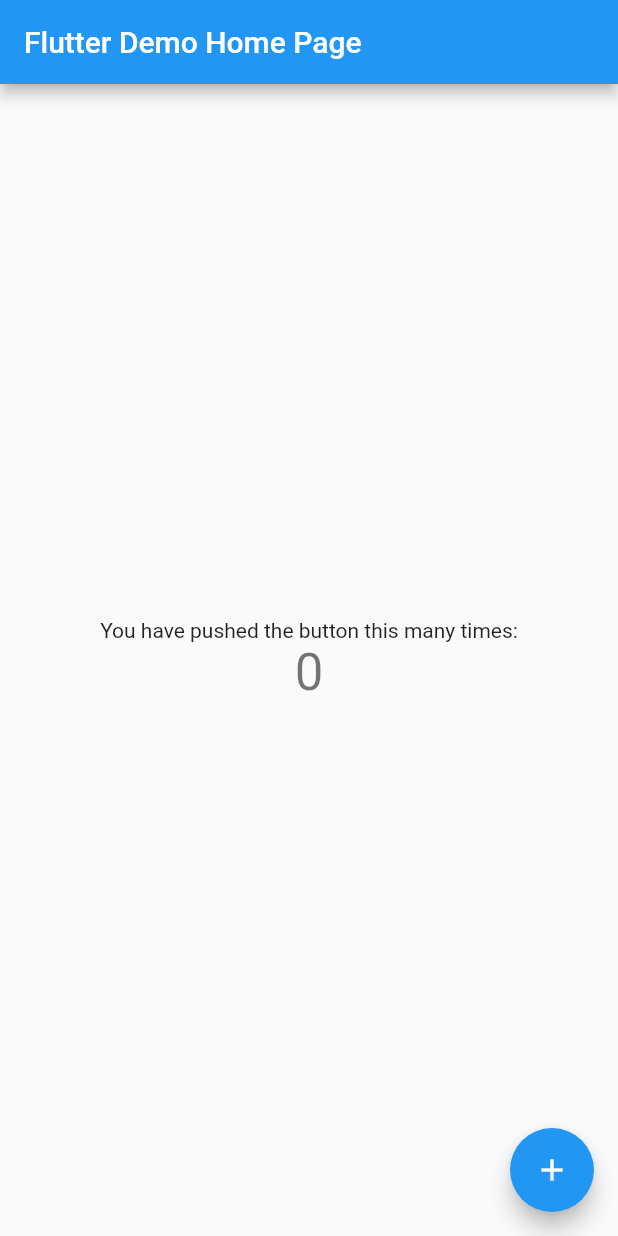
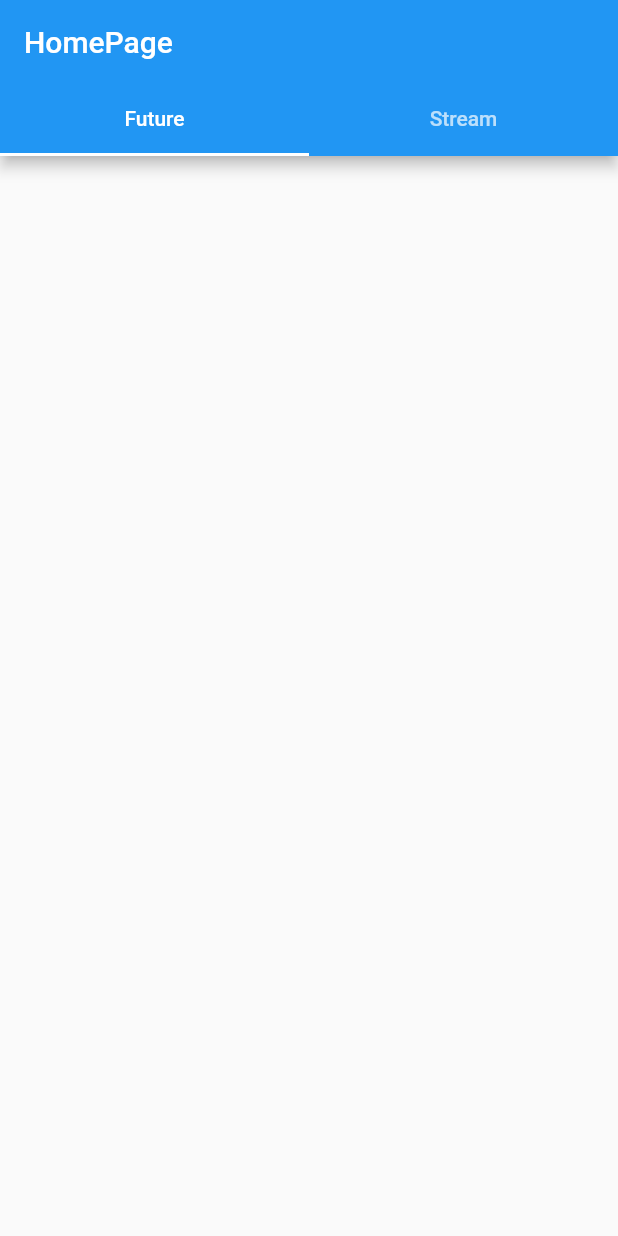
Before and after one commit to MARTTELO/zerotohero, a Flutter app: the screen it shows after launch, on a phone screen of 412 x 824 dp. Run offline on Flutter 3.47's test engine with Material 2 defaults, Android fonts, the phone set to English and light mode, and no system bars; our stand-ins replace cloud_firestore; accounts and stored records are empty.

```diff
--- a/lib/home/home-page.dart
+++ b/lib/home/home-page.dart
@@ -1,86 +1,68 @@
 import 'package:flutter/material.dart';
+import 'package:zerotohero/repositories/home-repositoty-impl.dart';
 
-class MyHomePage extends StatefulWidget {
-  MyHomePage({Key key, this.title}) : super(key: key);
-
-  // This widget is the home page of your application. It is stateful, meaning
-  // that it has a State object (defined below) that contains fields that affect
-  // how it looks.
-
-  // This class is the configuration for the state. It holds the values (in this
-  // case the title) provided by the parent (in this case the App widget) and
-  // used by the build method of the State. Fields in a Widget subclass are
-  // always marked "final".
-
-  final String title;
-
+class HomePage extends StatefulWidget {
   @override
-  _MyHomePageState createState() => _MyHomePageState();
+  _HomePageState createState() => _HomePageState();
 }
 
-class _MyHomePageState extends State<MyHomePage> {
-  int _counter = 0;
+class _HomePageState extends State<HomePage> {
 
-  void _incrementCounter() {
-    setState(() {
-      // This call to setState tells the Flutter framework that something has
-      // changed in this State, which causes it to rerun the build method below
-      // so that the display can reflect the updated values. If we changed
-      // _counter without calling setState(), then the build method would not be
-      // called again, and so nothing would appear to happen.
-      _counter++;
-    });
-  }
+  final repository = HomeRepositoryImpl();
 
   @override
   Widget build(BuildContext context) {
-    // This method is rerun every time setState is called, for instance as done
-    // by the _incrementCounter method above.
-    //
-    // The Flutter framework has been optimized to make rerunning build methods
-    // fast, so that you can just rebuild anything that needs updating rather
-    // than having to individually change instances of widgets.
-    return Scaffold(
-      appBar: AppBar(
-        // Here we take the value from the MyHomePage object that was created by
-        // the App.build method, and use it to set our appbar title.
-        title: Text(widget.title),
-      ),
-      body: Center(
-        // Center is a layout widget. It takes a single child and positions it
-        // in the middle of the parent.
-        child: Column(
-          // Column is also a layout widget. It takes a list of children and
-          // arranges them vertically. By default, it sizes itself to fit its
-          // children horizontally, and tries to be as tall as its parent.
-          //
-          // Invoke "debug painting" (press "p" in the console, choose the
-          // "Toggle Debug Paint" action from the Flutter Inspector in Android
-          // Studio, or the "Toggle Debug Paint" command in Visual Studio Code)
-          // to see the wireframe for each widget.
-          //
-          // Column has various properties to control how it sizes itself and
-          // how it positions its children. Here we use mainAxisAlignment to
-          // center the children vertically; the main axis here is the vertical
-          // axis because Columns are vertical (the cross axis would be
-          // horizontal).
-          mainAxisAlignment: MainAxisAlignment.center,
-          children: <Widget>[
-            Text(
-              'You have pushed the button this many times:',
-            ),
-            Text(
-              '$_counter',
-              style: Theme.of(context).textTheme.headline4,
-            ),
+    return DefaultTabController(
+      length: 2,
+      child: Scaffold(
+        appBar: AppBar(
+          title: Text('HomePage'),
+          bottom: TabBar(tabs: [
+            Tab(text: "Future"),
+            Tab(text: "Stream"),
+          ]),
+        ),
+        body: TabBarView(
+          children: [
+            FutureBuilder<List<Map>>(
+                future: repository.getTarefas(),
+                builder: (context, snapshot) {
+                  if (snapshot.hasError) {
+                    return Text("Erro Aconteceu");
+                  } else if (snapshot.hasData) {
+                    final list = snapshot.data;
+                    return ListView.builder(
+                        itemCount: list.length,
+                        itemBuilder: (context, index) => ListTile(
+                              title: Text(list[index]['name']),
+                            ));
+                  } else {
+                    return Center(
+                      child: CircularProgressIndicator(),
+                    );
+                  }
+                }),
+            StreamBuilder<List<Map>>(
+                stream: repository.streamTarefas(),
+                builder: (context, snapshot) {
+                  if (snapshot.hasError) {
+                    return Text("Erro Aconteceu");
+                  } else if (snapshot.hasData) {
+                    final list = snapshot.data;
+                    return ListView.builder(
+                        itemCount: list.length,
+                        itemBuilder: (context, index) => ListTile(
+                              title: Text(list[index]['name']),
+                            ));
+                  } else {
+                    return Center(
+                      child: CircularProgressIndicator(),
+                    );
+                  }
+                })
           ],
         ),
       ),
-      floatingActionButton: FloatingActionButton(
-        onPressed: _incrementCounter,
-        tooltip: 'Increment',
-        child: Icon(Icons.add),
-      ), // This trailing comma makes auto-formatting nicer for build methods.
     );
   }
 }
--- a/lib/main.dart
+++ b/lib/main.dart
@@ -12,23 +12,8 @@ class MyApp extends StatelessWidget {
   Widget build(BuildContext context) {
     return MaterialApp(
       title: 'Flutter Demo',
-      theme: ThemeData(
-        // This is the theme of your application.
-        //
-        // Try running your application with "flutter run". You'll see the
-        // application has a blue toolbar. Then, without quitting the app, try
-        // changing the primarySwatch below to Colors.green and then invoke
-        // "hot reload" (press "r" in the console where you ran "flutter run",
-        // or simply save your changes to "hot reload" in a Flutter IDE).
-        // Notice that the counter didn't reset back to zero; the application
-        // is not restarted.
-        primarySwatch: Colors.blue,
-        // This makes the visual density adapt to the platform that you run
-        // the app on. For desktop platforms, the controls will be smaller and
-        // closer together (more dense) than on mobile platforms.
-        visualDensity: VisualDensity.adaptivePlatformDensity,
-      ),
-      home: MyHomePage(title: 'Flutter Demo Home Page'),
+      debugShowCheckedModeBanner: false,
+      home: HomePage(),
     );
   }
 }
--- /dev/null
+++ b/lib/repositories/home-repository.dart
@@ -0,0 +1,4 @@
+abstract class HomeRepository {
+  Future getTarefas();
+  Stream streamTarefas();
+}
--- /dev/null
+++ b/lib/repositories/home-repositoty-impl.dart
@@ -0,0 +1,22 @@
+import 'package:cloud_firestore/cloud_firestore.dart';
+import 'package:zerotohero/repositories/home-repository.dart';
+
+CollectionReference get tarefas => Firestore.instance.collection("/tarefas");
+
+class HomeRepositoryImpl implements HomeRepository {
+  @override
+  Future<List<Map>> getTarefas() async {
+    return (await tarefas.getDocuments())
+        .documents
+        .map((e) => {"name": e.data['name']})
+        .toList();
+  }
+
+  @override
+  Stream<List<Map>> streamTarefas() {
+    return tarefas
+        .snapshots()
+        .map((e) => e.documents.map((e) => {"name": e.data["name"]}).toList());
+  }
+
+}
--- a/pubspec.yaml
+++ b/pubspec.yaml
@@ -23,7 +23,9 @@ environment:
 dependencies:
   flutter:
     sdk: flutter
-  firebase_core: ^0.7.0
+  firebase_core: ^0.4.4+3
+  cloud_firestore: ^0.13.4+2
+
 
   # The following adds the Cupertino Icons font to your application.
   # Use with the CupertinoIcons class for iOS style icons.
```
Also changed, not shown: pubspec.lock, 2 other files.
